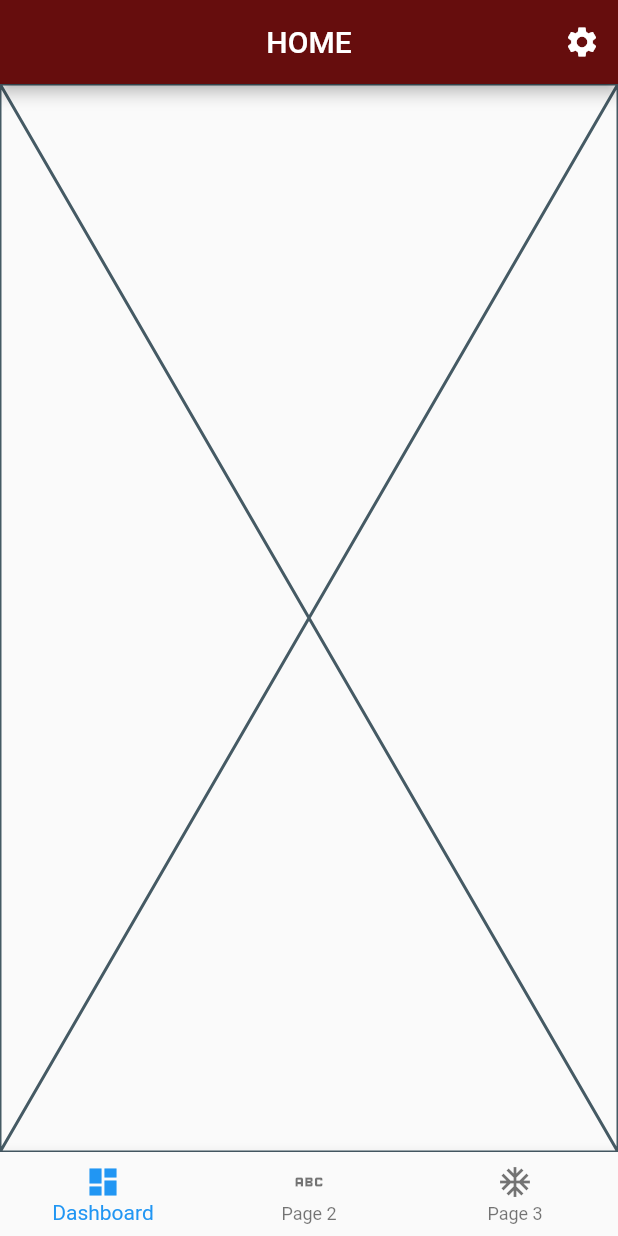
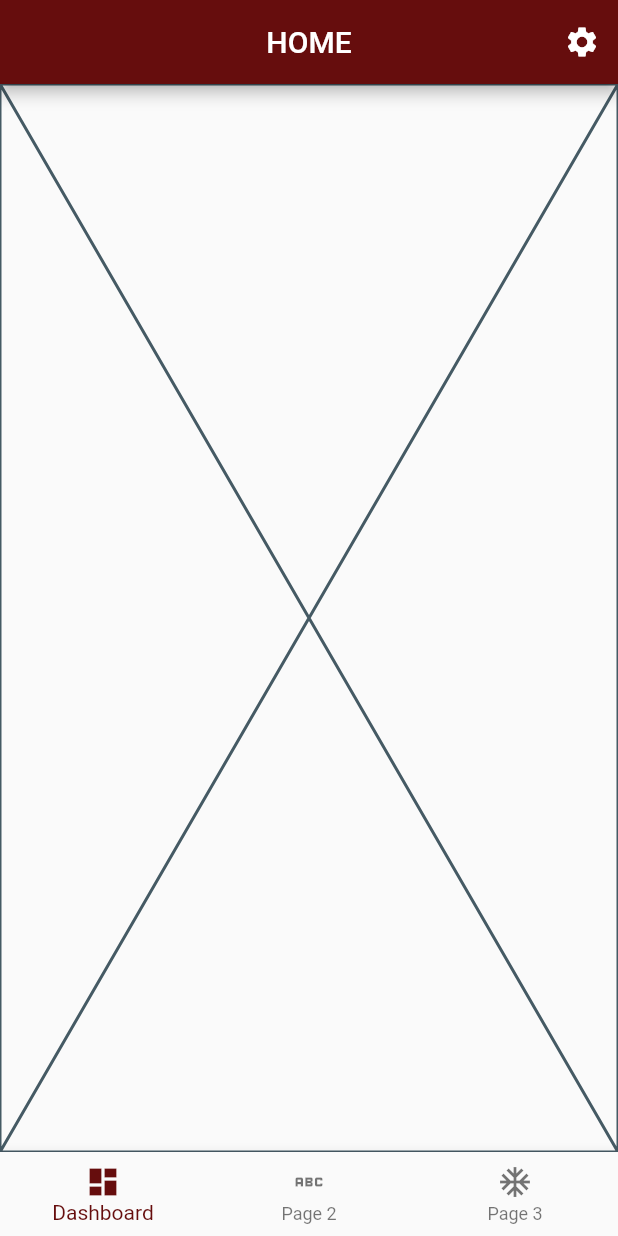
Before and after one commit to b1gmcdaddy/PokeGen, a Flutter app: the screen it shows after launch, after a tap on "LOGIN", on a phone screen of 412 x 824 dp. Run offline on Flutter 3.47's test engine with Material 2 defaults, Android fonts, the light colour scheme and no system bars.

Commit message:
fixed bottomnavbar bugs

```diff
--- a/lib/main.dart
+++ b/lib/main.dart
@@ -16,10 +16,9 @@ class MyApp extends StatelessWidget {
       home: Login(),
       routes: routes,
       theme: ThemeData(
-        inputDecorationTheme: InputDecorationTheme(
+        inputDecorationTheme: const InputDecorationTheme(
           focusedBorder: OutlineInputBorder(
             borderSide: BorderSide(color: Color.fromRGBO(102, 13, 13, 1)),
-
           ),
         )
       ),
--- a/lib/screens/Home.dart
+++ b/lib/screens/Home.dart
@@ -37,6 +37,8 @@ class _HomeState extends State<Home> {
           BottomNavigationBarItem(icon: Icon(Icons.abc), label: "Page 2"),
           BottomNavigationBarItem(icon: Icon(Icons.ac_unit), label: "Page 3"),
         ],
+        selectedItemColor: const Color.fromRGBO(102, 13, 13, 1),
+        currentIndex: pageIndex,
         onTap: (index) {
           setState(() {
             pageIndex = index;
```
